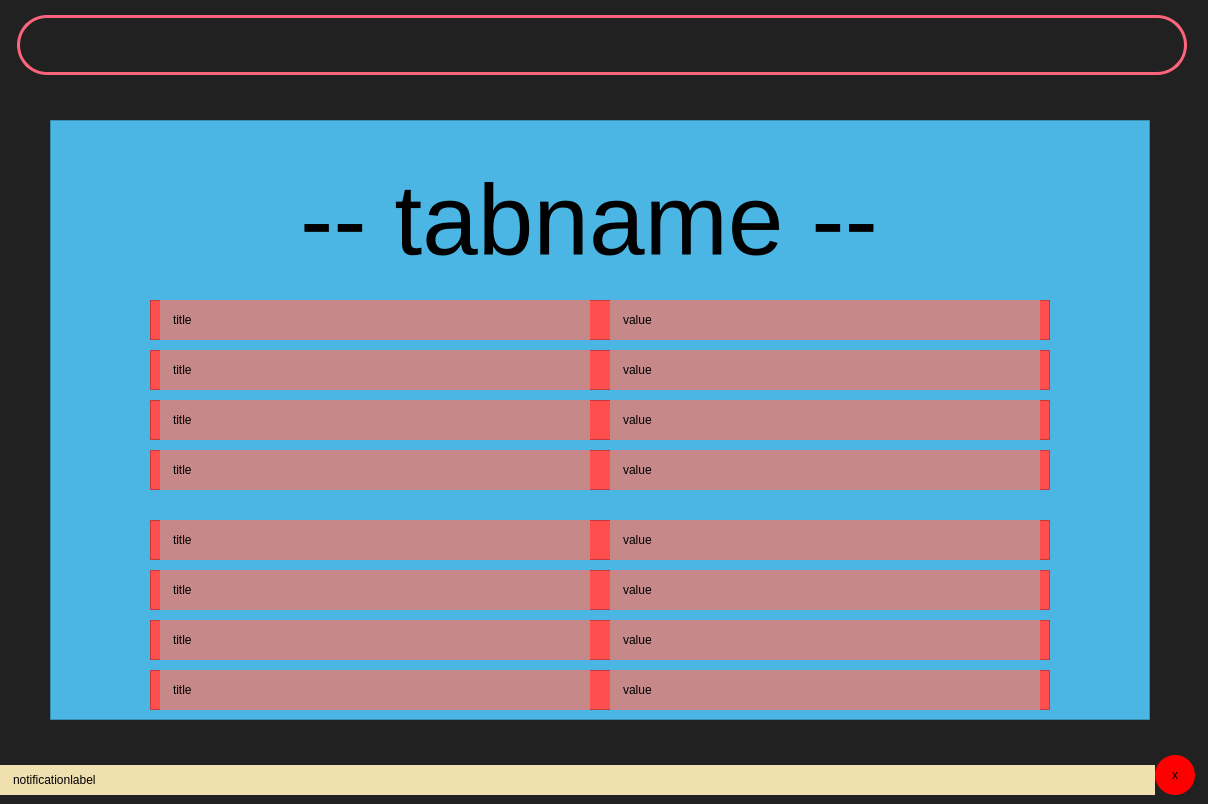
Before: the Qt Designer form layout.ui in duskygloom/medManage, drawn with Qt 5.
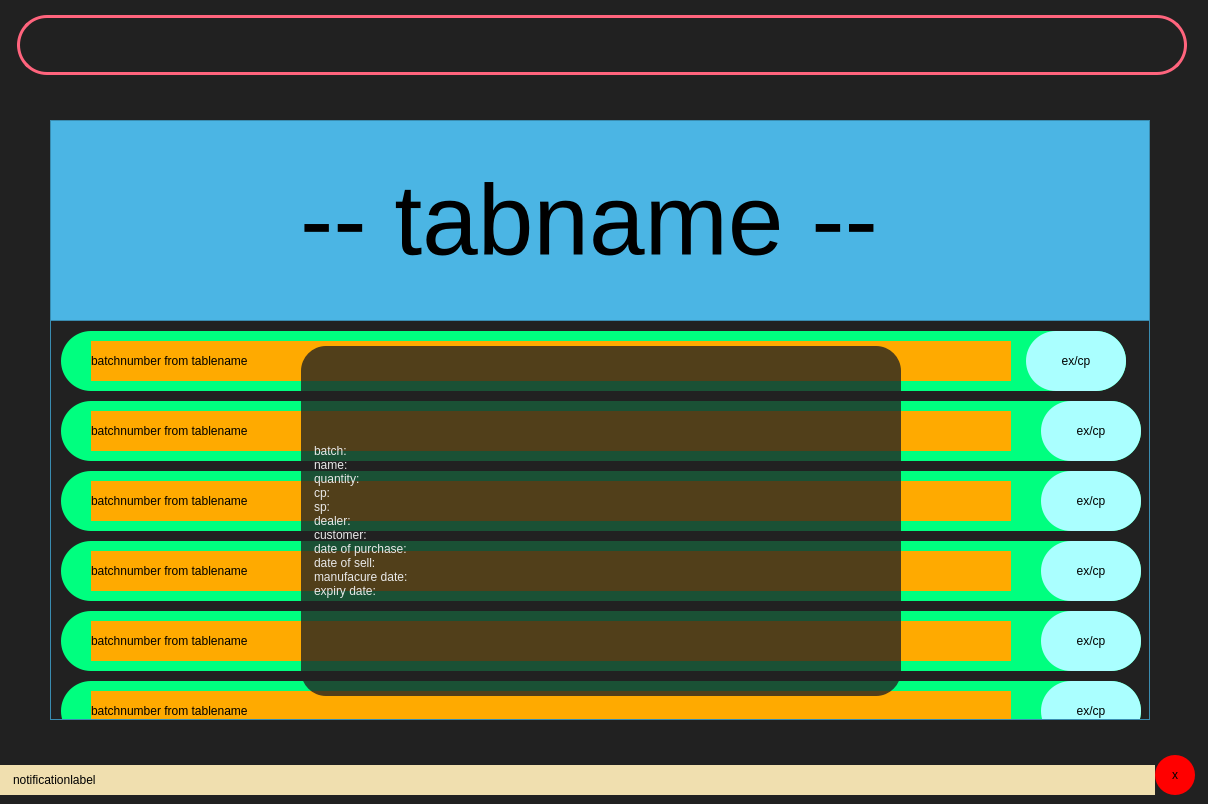
After: the same form once the commit is applied.

Commit message: search tab

The edit to the form file:
```diff
--- a/layout.ui
+++ b/layout.ui
@@ -74,17 +74,39 @@
      <string>-- tabname --</string>
     </property>
    </widget>
+   <widget class="QScrollArea" name="scrollArea">
+    <property name="geometry">
+     <rect>
+      <x>0</x>
+      <y>200</y>
+      <width>1100</width>
+      <height>400</height>
+     </rect>
+    </property>
+    <property name="widgetResizable">
+     <bool>true</bool>
+    </property>
+    <widget class="QWidget" name="scrollAreaWidgetContents">
+     <property name="geometry">
+      <rect>
+       <x>0</x>
+       <y>0</y>
+       <width>1098</width>
+       <height>398</height>
+      </rect>
+     </property>
    <widget class="QFrame" name="frame_2">
     <property name="geometry">
      <rect>
-      <x>100</x>
-      <y>180</y>
-      <width>900</width>
-      <height>40</height>
+        <x>10</x>
+        <y>10</y>
+        <width>1065</width>
+        <height>60</height>
      </rect>
     </property>
     <property name="styleSheet">
-     <string notr="true">background-color: rgb(255, 78, 78);</string>
+       <string notr="true">background-color: rgb(0, 255, 127);
+border-radius: 30;</string>
     </property>
     <property name="frameShape">
      <enum>QFrame::StyledPanel</enum>
@@ -92,52 +114,52 @@
     <property name="frameShadow">
      <enum>QFrame::Raised</enum>
     </property>
+      <widget class="QPushButton" name="pushButton">
+       <property name="geometry">
+        <rect>
+         <x>965</x>
+         <y>0</y>
+         <width>100</width>
+         <height>60</height>
+        </rect>
+       </property>
+       <property name="styleSheet">
+        <string notr="true">background-color: rgb(170, 255, 255);
+border-radius: 30;</string>
+       </property>
+       <property name="text">
+        <string>ex/cp</string>
+       </property>
+      </widget>
     <widget class="QLabel" name="label_2">
      <property name="geometry">
       <rect>
-       <x>10</x>
-       <y>0</y>
-       <width>430</width>
+         <x>30</x>
+         <y>10</y>
+         <width>920</width>
        <height>40</height>
       </rect>
      </property>
      <property name="styleSheet">
-      <string notr="true">background-color: rgb(198, 136, 136);
-padding-left: 10;</string>
+        <string notr="true">background-color: rgb(255, 170, 0);</string>
      </property>
      <property name="text">
-      <string>title</string>
-     </property>
-    </widget>
-    <widget class="QLabel" name="label_3">
-     <property name="geometry">
-      <rect>
-       <x>460</x>
-       <y>0</y>
-       <width>430</width>
-       <height>40</height>
-      </rect>
-     </property>
-     <property name="styleSheet">
-      <string notr="true">background-color: rgb(198, 136, 136);
-padding-left: 10;</string>
-     </property>
-     <property name="text">
-      <string>value</string>
+        <string>batchnumber from tablename</string>
      </property>
     </widget>
    </widget>
    <widget class="QFrame" name="frame_3">
     <property name="geometry">
      <rect>
-      <x>100</x>
-      <y>230</y>
-      <width>900</width>
-      <height>40</height>
+        <x>10</x>
+        <y>80</y>
+        <width>1080</width>
+        <height>60</height>
      </rect>
     </property>
     <property name="styleSheet">
-     <string notr="true">background-color: rgb(255, 78, 78);</string>
+       <string notr="true">background-color: rgb(0, 255, 127);
+border-radius: 30;</string>
     </property>
     <property name="frameShape">
      <enum>QFrame::StyledPanel</enum>
@@ -145,52 +167,105 @@
     <property name="frameShadow">
      <enum>QFrame::Raised</enum>
     </property>
+      <widget class="QPushButton" name="pushButton_3">
+       <property name="geometry">
+        <rect>
+         <x>980</x>
+         <y>0</y>
+         <width>100</width>
+         <height>60</height>
+        </rect>
+       </property>
+       <property name="styleSheet">
+        <string notr="true">background-color: rgb(170, 255, 255);
+border-radius: 30;</string>
+       </property>
+       <property name="text">
+        <string>ex/cp</string>
+       </property>
+      </widget>
     <widget class="QLabel" name="label_4">
      <property name="geometry">
       <rect>
-       <x>10</x>
-       <y>0</y>
-       <width>430</width>
+         <x>30</x>
+         <y>10</y>
+         <width>920</width>
        <height>40</height>
       </rect>
      </property>
      <property name="styleSheet">
-      <string notr="true">background-color: rgb(198, 136, 136);
-padding-left: 10;</string>
+        <string notr="true">background-color: rgb(255, 170, 0);</string>
      </property>
      <property name="text">
-      <string>title</string>
-     </property>
-    </widget>
-    <widget class="QLabel" name="label_5">
-     <property name="geometry">
-      <rect>
-       <x>460</x>
-       <y>0</y>
-       <width>430</width>
-       <height>40</height>
-      </rect>
-     </property>
-     <property name="styleSheet">
-      <string notr="true">background-color: rgb(198, 136, 136);
-padding-left: 10;</string>
-     </property>
-     <property name="text">
-      <string>value</string>
+        <string>batchnumber from tablename</string>
      </property>
     </widget>
    </widget>
    <widget class="QFrame" name="frame_4">
     <property name="geometry">
      <rect>
-      <x>100</x>
-      <y>280</y>
-      <width>900</width>
+        <x>10</x>
+        <y>150</y>
+        <width>1080</width>
+        <height>60</height>
+       </rect>
+      </property>
+      <property name="styleSheet">
+       <string notr="true">background-color: rgb(0, 255, 127);
+border-radius: 30;</string>
+      </property>
+      <property name="frameShape">
+       <enum>QFrame::StyledPanel</enum>
+      </property>
+      <property name="frameShadow">
+       <enum>QFrame::Raised</enum>
+      </property>
+      <widget class="QPushButton" name="pushButton_4">
+       <property name="geometry">
+        <rect>
+         <x>980</x>
+         <y>0</y>
+         <width>100</width>
+         <height>60</height>
+        </rect>
+       </property>
+       <property name="styleSheet">
+        <string notr="true">background-color: rgb(170, 255, 255);
+border-radius: 30;</string>
+       </property>
+       <property name="text">
+        <string>ex/cp</string>
+       </property>
+      </widget>
+      <widget class="QLabel" name="label_5">
+       <property name="geometry">
+        <rect>
+         <x>30</x>
+         <y>10</y>
+         <width>920</width>
       <height>40</height>
      </rect>
     </property>
     <property name="styleSheet">
-     <string notr="true">background-color: rgb(255, 78, 78);</string>
+        <string notr="true">background-color: rgb(255, 170, 0);</string>
+       </property>
+       <property name="text">
+        <string>batchnumber from tablename</string>
+       </property>
+      </widget>
+     </widget>
+     <widget class="QFrame" name="frame_5">
+      <property name="geometry">
+       <rect>
+        <x>10</x>
+        <y>220</y>
+        <width>1080</width>
+        <height>60</height>
+       </rect>
+      </property>
+      <property name="styleSheet">
+       <string notr="true">background-color: rgb(0, 255, 127);
+border-radius: 30;</string>
     </property>
     <property name="frameShape">
      <enum>QFrame::StyledPanel</enum>
@@ -198,52 +273,105 @@
     <property name="frameShadow">
      <enum>QFrame::Raised</enum>
     </property>
+      <widget class="QPushButton" name="pushButton_5">
+       <property name="geometry">
+        <rect>
+         <x>980</x>
+         <y>0</y>
+         <width>100</width>
+         <height>60</height>
+        </rect>
+       </property>
+       <property name="styleSheet">
+        <string notr="true">background-color: rgb(170, 255, 255);
+border-radius: 30;</string>
+       </property>
+       <property name="text">
+        <string>ex/cp</string>
+       </property>
+      </widget>
     <widget class="QLabel" name="label_6">
      <property name="geometry">
       <rect>
+         <x>30</x>
+         <y>10</y>
+         <width>920</width>
+         <height>40</height>
+        </rect>
+       </property>
+       <property name="styleSheet">
+        <string notr="true">background-color: rgb(255, 170, 0);</string>
+       </property>
+       <property name="text">
+        <string>batchnumber from tablename</string>
+       </property>
+      </widget>
+     </widget>
+     <widget class="QFrame" name="frame_6">
+      <property name="geometry">
+       <rect>
        <x>10</x>
+        <y>290</y>
+        <width>1080</width>
+        <height>60</height>
+       </rect>
+      </property>
+      <property name="styleSheet">
+       <string notr="true">background-color: rgb(0, 255, 127);
+border-radius: 30;</string>
+      </property>
+      <property name="frameShape">
+       <enum>QFrame::StyledPanel</enum>
+      </property>
+      <property name="frameShadow">
+       <enum>QFrame::Raised</enum>
+      </property>
+      <widget class="QPushButton" name="pushButton_7">
+       <property name="geometry">
+        <rect>
+         <x>980</x>
        <y>0</y>
-       <width>430</width>
-       <height>40</height>
+         <width>100</width>
+         <height>60</height>
       </rect>
      </property>
      <property name="styleSheet">
-      <string notr="true">background-color: rgb(198, 136, 136);
-padding-left: 10;</string>
+        <string notr="true">background-color: rgb(170, 255, 255);
+border-radius: 30;</string>
      </property>
      <property name="text">
-      <string>title</string>
+        <string>ex/cp</string>
      </property>
     </widget>
     <widget class="QLabel" name="label_7">
      <property name="geometry">
       <rect>
-       <x>460</x>
-       <y>0</y>
-       <width>430</width>
+         <x>30</x>
+         <y>10</y>
+         <width>920</width>
        <height>40</height>
       </rect>
      </property>
      <property name="styleSheet">
-      <string notr="true">background-color: rgb(198, 136, 136);
-padding-left: 10;</string>
+        <string notr="true">background-color: rgb(255, 170, 0);</string>
      </property>
      <property name="text">
-      <string>value</string>
+        <string>batchnumber from tablename</string>
      </property>
     </widget>
    </widget>
-   <widget class="QFrame" name="frame_5">
+     <widget class="QFrame" name="frame_7">
     <property name="geometry">
      <rect>
-      <x>100</x>
-      <y>330</y>
-      <width>900</width>
-      <height>40</height>
+        <x>10</x>
+        <y>360</y>
+        <width>1080</width>
+        <height>60</height>
      </rect>
     </property>
     <property name="styleSheet">
-     <string notr="true">background-color: rgb(255, 78, 78);</string>
+       <string notr="true">background-color: rgb(0, 255, 127);
+border-radius: 30;</string>
     </property>
     <property name="frameShape">
      <enum>QFrame::StyledPanel</enum>
@@ -251,251 +379,69 @@
     <property name="frameShadow">
      <enum>QFrame::Raised</enum>
     </property>
+      <widget class="QPushButton" name="pushButton_8">
+       <property name="geometry">
+        <rect>
+         <x>980</x>
+         <y>0</y>
+         <width>100</width>
+         <height>60</height>
+        </rect>
+       </property>
+       <property name="styleSheet">
+        <string notr="true">background-color: rgb(170, 255, 255);
+border-radius: 30;</string>
+       </property>
+       <property name="text">
+        <string>ex/cp</string>
+       </property>
+      </widget>
     <widget class="QLabel" name="label_8">
      <property name="geometry">
       <rect>
-       <x>10</x>
-       <y>0</y>
-       <width>430</width>
+         <x>30</x>
+         <y>10</y>
+         <width>920</width>
        <height>40</height>
       </rect>
      </property>
      <property name="styleSheet">
-      <string notr="true">background-color: rgb(198, 136, 136);
-padding-left: 10;</string>
+        <string notr="true">background-color: rgb(255, 170, 0);</string>
      </property>
      <property name="text">
-      <string>title</string>
-     </property>
+        <string>batchnumber from tablename</string>
+       </property>
+      </widget>
     </widget>
     <widget class="QLabel" name="label_9">
      <property name="geometry">
       <rect>
-       <x>460</x>
-       <y>0</y>
-       <width>430</width>
-       <height>40</height>
+        <x>250</x>
+        <y>25</y>
+        <width>600</width>
+        <height>350</height>
       </rect>
      </property>
      <property name="styleSheet">
-      <string notr="true">background-color: rgb(198, 136, 136);
-padding-left: 10;</string>
+       <string notr="true">background-color: rgba(33, 33, 33, 200);
+color: rgb(233, 233, 233);
+border-radius: 25;
+padding: 10 10 10 10;</string>
      </property>
      <property name="text">
-      <string>value</string>
-     </property>
-    </widget>
-   </widget>
-   <widget class="QFrame" name="frame_6">
-    <property name="geometry">
-     <rect>
-      <x>100</x>
-      <y>400</y>
-      <width>900</width>
-      <height>40</height>
-     </rect>
-    </property>
-    <property name="styleSheet">
-     <string notr="true">background-color: rgb(255, 78, 78);</string>
-    </property>
-    <property name="frameShape">
-     <enum>QFrame::StyledPanel</enum>
-    </property>
-    <property name="frameShadow">
-     <enum>QFrame::Raised</enum>
-    </property>
-    <widget class="QLabel" name="label_10">
-     <property name="geometry">
-      <rect>
-       <x>10</x>
-       <y>0</y>
-       <width>430</width>
-       <height>40</height>
-      </rect>
-     </property>
-     <property name="styleSheet">
-      <string notr="true">background-color: rgb(198, 136, 136);
-padding-left: 10;</string>
-     </property>
-     <property name="text">
-      <string>title</string>
-     </property>
-    </widget>
-    <widget class="QLabel" name="label_12">
-     <property name="geometry">
-      <rect>
-       <x>460</x>
-       <y>0</y>
-       <width>430</width>
-       <height>40</height>
-      </rect>
-     </property>
-     <property name="styleSheet">
-      <string notr="true">background-color: rgb(198, 136, 136);
-padding-left: 10;</string>
-     </property>
-     <property name="text">
-      <string>value</string>
-     </property>
-    </widget>
-   </widget>
-   <widget class="QFrame" name="frame_7">
-    <property name="geometry">
-     <rect>
-      <x>100</x>
-      <y>450</y>
-      <width>900</width>
-      <height>40</height>
-     </rect>
-    </property>
-    <property name="styleSheet">
-     <string notr="true">background-color: rgb(255, 78, 78);</string>
-    </property>
-    <property name="frameShape">
-     <enum>QFrame::StyledPanel</enum>
-    </property>
-    <property name="frameShadow">
-     <enum>QFrame::Raised</enum>
-    </property>
-    <widget class="QLabel" name="label_13">
-     <property name="geometry">
-      <rect>
-       <x>10</x>
-       <y>0</y>
-       <width>430</width>
-       <height>40</height>
-      </rect>
-     </property>
-     <property name="styleSheet">
-      <string notr="true">background-color: rgb(198, 136, 136);
-padding-left: 10;</string>
-     </property>
-     <property name="text">
-      <string>title</string>
-     </property>
-    </widget>
-    <widget class="QLabel" name="label_14">
-     <property name="geometry">
-      <rect>
-       <x>460</x>
-       <y>0</y>
-       <width>430</width>
-       <height>40</height>
-      </rect>
-     </property>
-     <property name="styleSheet">
-      <string notr="true">background-color: rgb(198, 136, 136);
-padding-left: 10;</string>
-     </property>
-     <property name="text">
-      <string>value</string>
-     </property>
-    </widget>
-   </widget>
-   <widget class="QFrame" name="frame_8">
-    <property name="geometry">
-     <rect>
-      <x>100</x>
-      <y>500</y>
-      <width>900</width>
-      <height>40</height>
-     </rect>
-    </property>
-    <property name="styleSheet">
-     <string notr="true">background-color: rgb(255, 78, 78);</string>
-    </property>
-    <property name="frameShape">
-     <enum>QFrame::StyledPanel</enum>
-    </property>
-    <property name="frameShadow">
-     <enum>QFrame::Raised</enum>
-    </property>
-    <widget class="QLabel" name="label_15">
-     <property name="geometry">
-      <rect>
-       <x>10</x>
-       <y>0</y>
-       <width>430</width>
-       <height>40</height>
-      </rect>
-     </property>
-     <property name="styleSheet">
-      <string notr="true">background-color: rgb(198, 136, 136);
-padding-left: 10;</string>
-     </property>
-     <property name="text">
-      <string>title</string>
-     </property>
-    </widget>
-    <widget class="QLabel" name="label_16">
-     <property name="geometry">
-      <rect>
-       <x>460</x>
-       <y>0</y>
-       <width>430</width>
-       <height>40</height>
-      </rect>
-     </property>
-     <property name="styleSheet">
-      <string notr="true">background-color: rgb(198, 136, 136);
-padding-left: 10;</string>
-     </property>
-     <property name="text">
-      <string>value</string>
-     </property>
-    </widget>
-   </widget>
-   <widget class="QFrame" name="frame_9">
-    <property name="geometry">
-     <rect>
-      <x>100</x>
-      <y>550</y>
-      <width>900</width>
-      <height>40</height>
-     </rect>
-    </property>
-    <property name="styleSheet">
-     <string notr="true">background-color: rgb(255, 78, 78);</string>
-    </property>
-    <property name="frameShape">
-     <enum>QFrame::StyledPanel</enum>
-    </property>
-    <property name="frameShadow">
-     <enum>QFrame::Raised</enum>
-    </property>
-    <widget class="QLabel" name="label_17">
-     <property name="geometry">
-      <rect>
-       <x>10</x>
-       <y>0</y>
-       <width>430</width>
-       <height>40</height>
-      </rect>
-     </property>
-     <property name="styleSheet">
-      <string notr="true">background-color: rgb(198, 136, 136);
-padding-left: 10;</string>
-     </property>
-     <property name="text">
-      <string>title</string>
-     </property>
-    </widget>
-    <widget class="QLabel" name="label_18">
-     <property name="geometry">
-      <rect>
-       <x>460</x>
-       <y>0</y>
-       <width>430</width>
-       <height>40</height>
-      </rect>
-     </property>
-     <property name="styleSheet">
-      <string notr="true">background-color: rgb(198, 136, 136);
-padding-left: 10;</string>
-     </property>
-     <property name="text">
-      <string>value</string>
-     </property>
+       <string>batch: 
+name: 
+quantity: 
+cp: 
+sp: 
+dealer: 
+customer: 
+date of purchase: 
+date of sell: 
+manufacure date: 
+expiry date: </string>
+      </property>
+     </widget>
     </widget>
    </widget>
   </widget>
```
Lines whose indentation alone changed are shown as unchanged. The commit also changes 6 other files.
